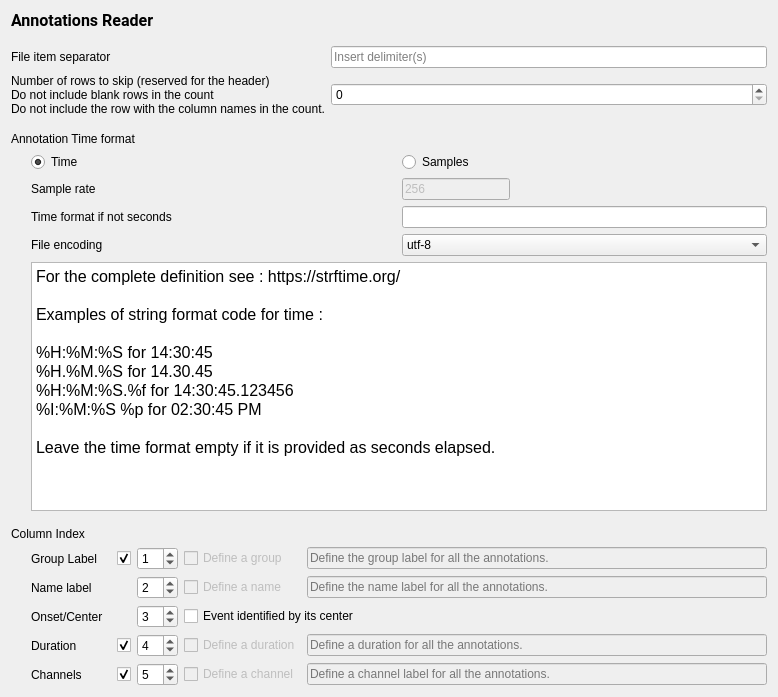
Above: tools/CEAMSTools/ImportTextAnnotations/TextFileDefinition/Ui_TextFileDefinition.ui from SnoozToolbox/snooz-package-ceams before the change. Below: the same form after it.
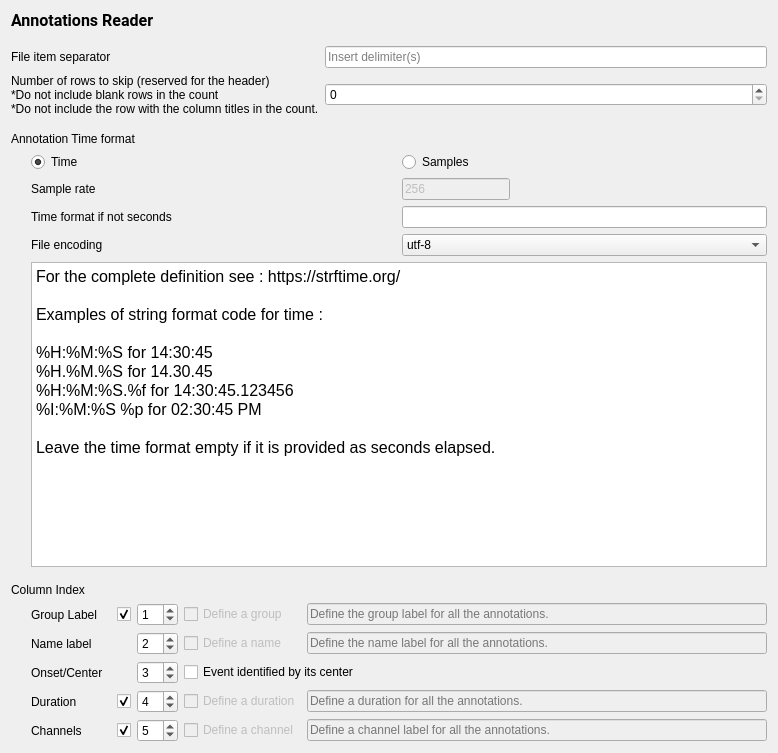
That is the form after the change.

Commit message: Update UI description for 'number of rows to skip' in text importers.

```diff
--- a/tools/CEAMSTools/ImportTextAnnotations/TextFileDefinition/Ui_TextFileDefinition.ui
+++ b/tools/CEAMSTools/ImportTextAnnotations/TextFileDefinition/Ui_TextFileDefinition.ui
@@ -7,7 +7,7 @@
     <x>0</x>
     <y>0</y>
     <width>778</width>
-    <height>697</height>
+    <height>753</height>
    </rect>
   </property>
   <property name="windowTitle">
@@ -88,8 +88,8 @@
           <widget class="QLabel" name="label">
            <property name="text">
             <string>Number of rows to skip (reserved for the header)
-Do not include blank rows in the count
-Do not include the row with the column names in the count.</string>
+*Do not include blank rows in the count
+*Do not include the row with the column titles in the count.</string>
            </property>
           </widget>
          </item>
@@ -207,8 +207,11 @@
              </property>
              <property name="html">
               <string>&lt;!DOCTYPE HTML PUBLIC &quot;-//W3C//DTD HTML 4.0//EN&quot; &quot;http://www.w3.org/TR/REC-html40/strict.dtd&quot;&gt;
-&lt;html&gt;&lt;head&gt;&lt;meta name=&quot;qrichtext&quot; content=&quot;1&quot; /&gt;&lt;style type=&quot;text/css&quot;&gt;
+&lt;html&gt;&lt;head&gt;&lt;meta name=&quot;qrichtext&quot; content=&quot;1&quot; /&gt;&lt;meta charset=&quot;utf-8&quot; /&gt;&lt;style type=&quot;text/css&quot;&gt;
 p, li { white-space: pre-wrap; }
+hr { height: 1px; border-width: 0; }
+li.unchecked::marker { content: &quot;\2610&quot;; }
+li.checked::marker { content: &quot;\2612&quot;; }
 &lt;/style&gt;&lt;/head&gt;&lt;body style=&quot; font-family:'Roboto'; font-size:12pt; font-weight:400; font-style:normal;&quot;&gt;
 &lt;p style=&quot; margin-top:0px; margin-bottom:0px; margin-left:0px; margin-right:0px; -qt-block-indent:0; text-indent:0px;&quot;&gt;For the complete definition see : https://strftime.org/&lt;/p&gt;
 &lt;p style=&quot;-qt-paragraph-type:empty; margin-top:0px; margin-bottom:0px; margin-left:0px; margin-right:0px; -qt-block-indent:0; text-indent:0px;&quot;&gt;&lt;br /&gt;&lt;/p&gt;
```
Left out of the diff: 53 changed lines with no effect on the pictures. The commit also changes 6 other files.
